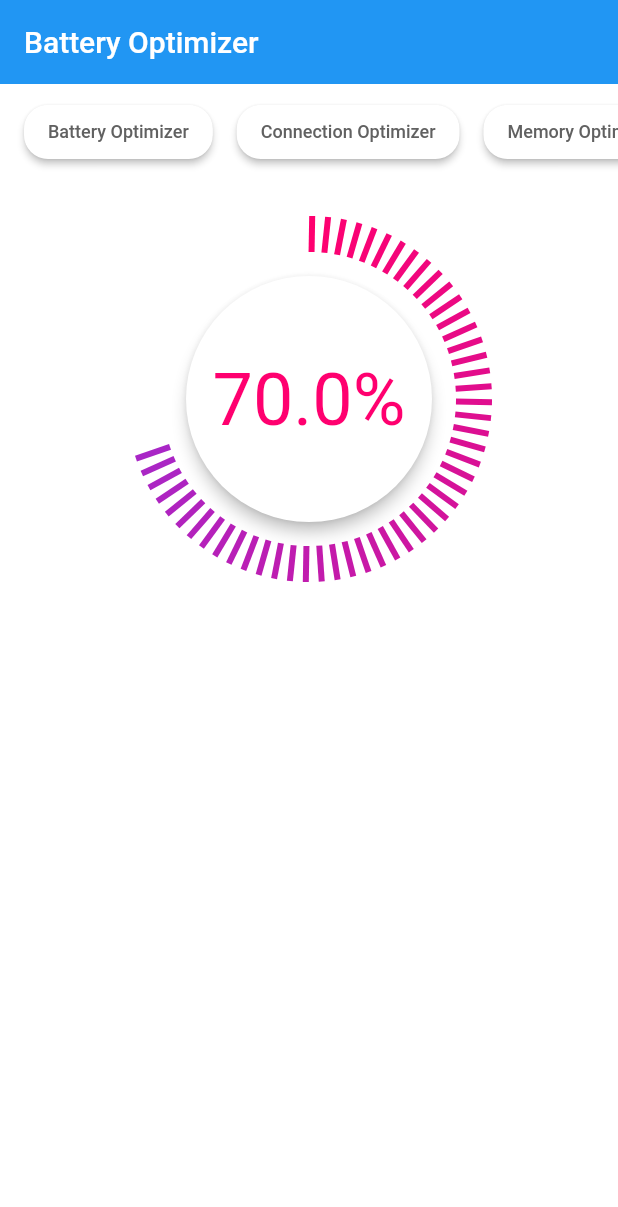
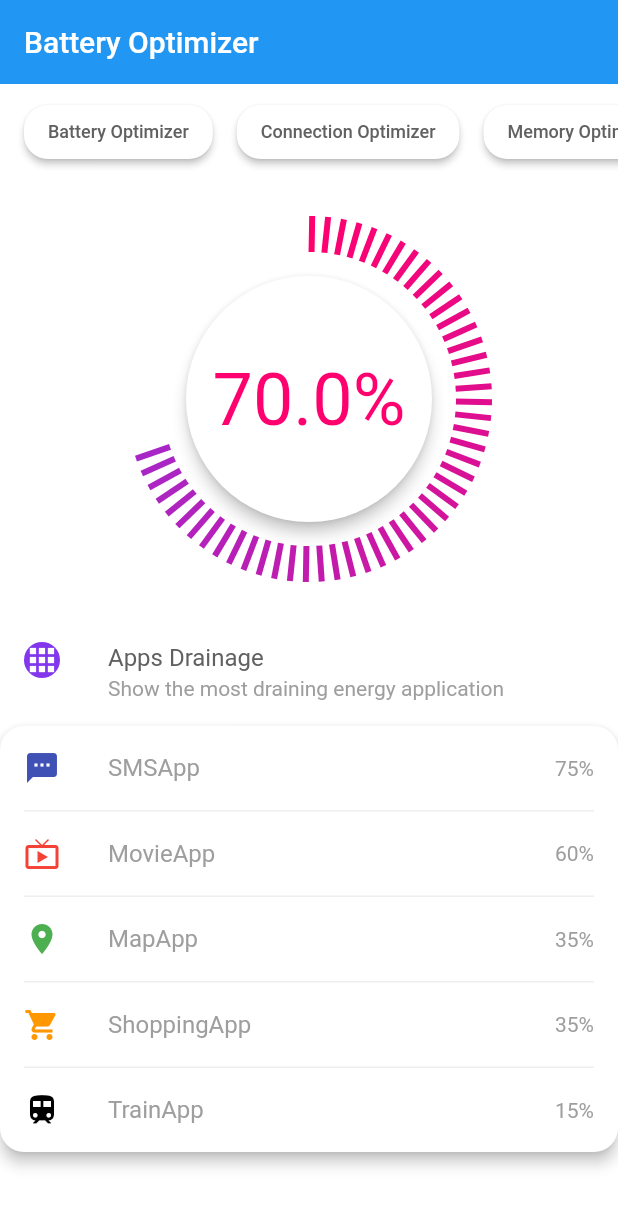
Before and after one commit to Saku-33/ButteryOptimizer-Flutter, a Flutter app: the screen it shows after launch, on a phone screen of 412 x 824 dp. Shown: the top 1207 px of the screen. Run offline on Flutter 3.47's test engine with Material 2 defaults, Android fonts, the phone set to English and light mode, and no system bars.

Commit message:
App listの作成

```diff
--- a/lib/main.dart
+++ b/lib/main.dart
@@ -46,6 +46,7 @@
           children: [
             OptimizerButtons(),
             BatteryLevelIndicator(),
+            AppsDrainage(),
           ],
         ),
       ),
@@ -180,3 +181,106 @@
     );
   }
 }
+
+class _HorizontalBorder extends StatelessWidget {
+  @override
+  Widget build(BuildContext context) {
+    return Container(
+      height: 1,
+      margin: EdgeInsets.symmetric(horizontal: 16),
+      color: Colors.grey[200],
+    );
+  }
+}
+
+class _AppColumn extends StatelessWidget {
+  final String name;
+  final Icon icon;
+  final String percentage;
+
+  const _AppColumn({
+    Key? key,
+    required this.name,
+    required this.icon,
+    required this.percentage,
+  }) : super(key: key);
+
+  @override
+  Widget build(BuildContext context) {
+    return ListTile(
+      leading: icon,
+      title: Text(
+        name,
+        style: TextStyle(color: kColorText),
+      ),
+      trailing: Text(
+        percentage,
+        style: TextStyle(color: kColorText),
+      ),
+    );
+  }
+}
+
+class AppsDrainage extends StatelessWidget {
+  @override
+  Widget build(BuildContext context) {
+    return Column(
+      children: [
+        ListTile(
+          leading: ClipOval(
+            child: Container(
+              color: kColorPurple,
+              child: Icon(Icons.apps, color: Colors.white),
+            ),
+          ),
+          title: Text(
+            'Apps Drainage',
+            style: TextStyle(color: kColorTitle),
+          ),
+          subtitle: Text(
+            'Show the most draining energy application',
+            style: TextStyle(color: kColorText),
+          ),
+        ),
+        Material(
+          color: Colors.white,
+          elevation: kElevation,
+          borderRadius: BorderRadius.circular(16),
+          child: Column(
+            children: [
+              _AppColumn(
+                icon: Icon(Icons.sms, color: Colors.indigo),
+                name: 'SMSApp',
+                percentage: '75%',
+              ),
+              _HorizontalBorder(),
+              _AppColumn(
+                icon: Icon(Icons.live_tv, color: Colors.red),
+                name: 'MovieApp',
+                percentage: '60%',
+              ),
+              _HorizontalBorder(),
+              _AppColumn(
+                icon: Icon(Icons.place, color: Colors.green),
+                name: 'MapApp',
+                percentage: '35%',
+              ),
+              _HorizontalBorder(),
+              _AppColumn(
+                icon: Icon(Icons.local_grocery_store, color: Colors.orange),
+                name: 'ShoppingApp',
+                percentage: '35%',
+              ),
+              _HorizontalBorder(),
+              _AppColumn(
+                icon: Icon(Icons.train, color: Colors.black),
+                name: 'TrainApp',
+                percentage: '15%',
+              ),
+            ],
+          ),
+        ),
+      ],
+    );
+  }
+}
```
